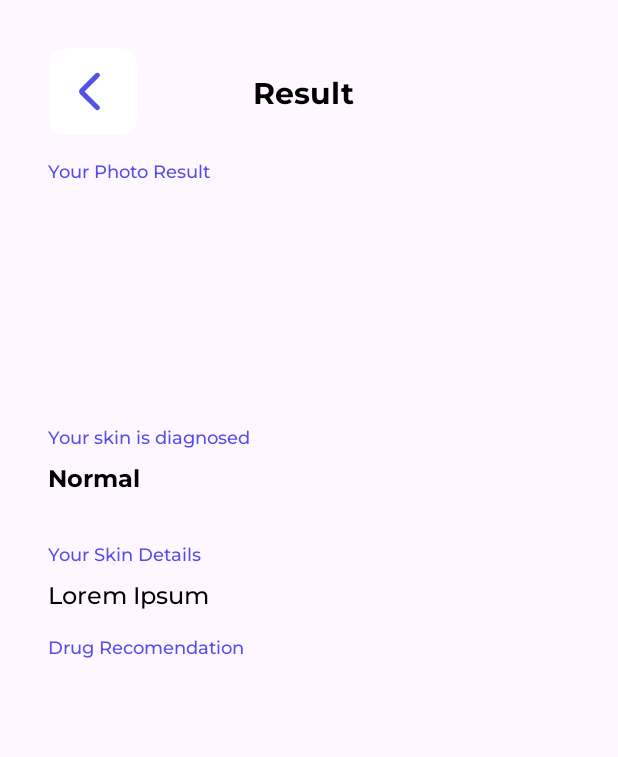
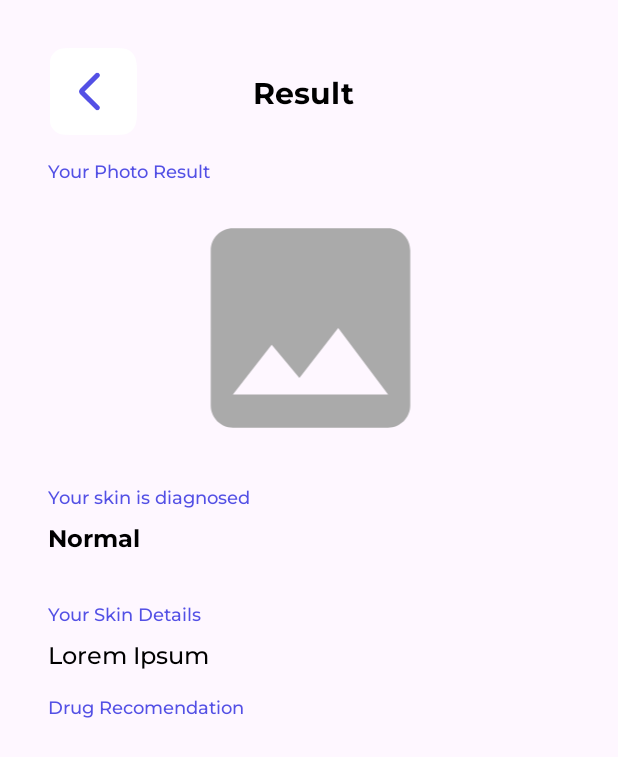
Before and after one commit to DermCare/Mobile-Development, an Android app: the ResultActivity screen opened directly, with no data from a screen before it, on a phone screen of 412 x 824 dp. Shown: the top 757 px of the screen. Run offline under Robolectric (Android 15) with nearby library versions, the phone set to English and light mode, and no system bars.

Commit message:
upgrade camera feature

```diff
--- a/app/src/main/java/aiw/mobile/view/result/ResultActivity.kt
+++ b/app/src/main/java/aiw/mobile/view/result/ResultActivity.kt
@@ -1,21 +1,33 @@
 package aiw.mobile.view.result
 
+import aiw.mobile.testonboardingpage.R
+import android.net.Uri
 import android.os.Bundle
-import androidx.activity.enableEdgeToEdge
 import androidx.appcompat.app.AppCompatActivity
-import androidx.core.view.ViewCompat
-import androidx.core.view.WindowInsetsCompat
-import aiw.mobile.testonboardingpage.R
+import aiw.mobile.testonboardingpage.databinding.ActivityResultBinding
+import aiw.mobile.view.dashboard.BottomActivity
+import aiw.mobile.view.dashboard.ui.dashboard.DashboardFragment
+import android.content.Intent
 
 class ResultActivity : AppCompatActivity() {
+
+    private lateinit var binding: ActivityResultBinding
+
     override fun onCreate(savedInstanceState: Bundle?) {
         super.onCreate(savedInstanceState)
-        enableEdgeToEdge()
-        setContentView(R.layout.activity_result)
-        ViewCompat.setOnApplyWindowInsetsListener(findViewById(R.id.main)) { v, insets ->
-            val systemBars = insets.getInsets(WindowInsetsCompat.Type.systemBars())
-            v.setPadding(systemBars.left, systemBars.top, systemBars.right, systemBars.bottom)
-            insets
+        binding = ActivityResultBinding.inflate(layoutInflater)
+        setContentView(binding.root)
+
+        val imageUri = intent.getStringExtra("IMAGE_URI")
+        if (imageUri != null) {
+            binding.ivResultCamera.setImageURI(Uri.parse(imageUri))
+        } else {
+            // Handle error if imageUri is null
+        }
+
+        binding.ivBack.setOnClickListener {
+            val intent = Intent(this, BottomActivity::class.java)
+            startActivity(intent)
         }
     }
 }
--- a/app/src/main/java/aiw/mobile/view/type_of_diseases/TypeOfDiseasesActivity.kt
+++ b/app/src/main/java/aiw/mobile/view/type_of_diseases/TypeOfDiseasesActivity.kt
@@ -25,7 +25,7 @@ class TypeOfDiseasesActivity : AppCompatActivity() {
             insets
         }
 
-        val backButton = binding.imageView13
+        val backButton = binding.ivBack
         backButton.setOnClickListener {
             val intent = Intent(this, CameraFragment::class.java)
             startActivity(intent)
--- /dev/null
+++ b/app/src/main/res/drawable/result_camera.xml
@@ -0,0 +1,5 @@
+<vector android:height="24dp" android:tint="@android:color/darker_gray"
+    android:viewportHeight="24" android:viewportWidth="24"
+    android:width="24dp" xmlns:android="http://schemas.android.com/apk/res/android">
+    <path android:fillColor="@android:color/darker_gray" android:pathData="M21,19V5c0,-1.1 -0.9,-2 -2,-2H5c-1.1,0 -2,0.9 -2,2v14c0,1.1 0.9,2 2,2h14c1.1,0 2,-0.9 2,-2zM8.5,13.5l2.5,3.01L14.5,12l4.5,6H5l3.5,-4.5z"/>
+</vector>
--- a/app/src/main/res/layout/activity_result.xml
+++ b/app/src/main/res/layout/activity_result.xml
@@ -8,7 +8,7 @@
     tools:context="aiw.mobile.view.result.ResultActivity">
 
     <TextView
-        android:id="@+id/textView7"
+        android:id="@+id/tvResult"
         android:layout_width="wrap_content"
         android:layout_height="wrap_content"
         android:layout_marginStart="76dp"
@@ -17,12 +17,12 @@
         android:text="Result"
         android:textColor="@color/black"
         android:textSize="20sp"
-        app:layout_constraintBottom_toBottomOf="@+id/imageView13"
-        app:layout_constraintStart_toEndOf="@+id/imageView13"
-        app:layout_constraintTop_toTopOf="@+id/imageView13" />
+        app:layout_constraintBottom_toBottomOf="@+id/ivBack"
+        app:layout_constraintStart_toEndOf="@+id/ivBack"
+        app:layout_constraintTop_toTopOf="@+id/ivBack" />
 
     <ImageView
-        android:id="@+id/imageView13"
+        android:id="@+id/ivBack"
         android:layout_width="60dp"
         android:layout_height="58dp"
         android:layout_marginStart="32dp"
@@ -31,19 +31,8 @@
         app:layout_constraintTop_toTopOf="parent"
         app:srcCompat="@drawable/back_button" />
 
-    <ImageView
-        android:id="@+id/imageView"
-        android:layout_width="346dp"
-        android:layout_height="137dp"
-        android:layout_marginTop="8dp"
-        app:layout_constraintEnd_toEndOf="parent"
-        app:layout_constraintHorizontal_bias="0.0"
-        app:layout_constraintStart_toStartOf="@+id/textView"
-        app:layout_constraintTop_toBottomOf="@+id/textView"
-        tools:src="@tools:sample/avatars" />
-
     <TextView
-        android:id="@+id/textView"
+        android:id="@+id/tvYourPhoteResult"
         android:layout_width="wrap_content"
         android:layout_height="wrap_content"
         android:layout_marginTop="16dp"
@@ -51,23 +40,23 @@
         android:fontFamily="@font/montserrat_medium"
         android:textSize="12sp"
         android:textColor="@color/white7"
-        app:layout_constraintStart_toStartOf="@+id/imageView13"
-        app:layout_constraintTop_toBottomOf="@+id/imageView13" />
+        app:layout_constraintStart_toStartOf="@+id/ivBack"
+        app:layout_constraintTop_toBottomOf="@+id/ivBack" />
 
     <TextView
-        android:id="@+id/textView2"
+        android:id="@+id/tvYourSkinIsDiagnose"
         android:layout_width="wrap_content"
         android:layout_height="wrap_content"
+        android:fontFamily="@font/montserrat_medium"
+        android:text="Your skin is diagnosed"
         android:layout_marginTop="16dp"
-        android:text="Your skin is diagnosed"
-        android:fontFamily="@font/montserrat_medium"
+        android:textColor="@color/white7"
         android:textSize="12sp"
-        android:textColor="@color/white7"
-        app:layout_constraintStart_toStartOf="@+id/imageView"
-        app:layout_constraintTop_toBottomOf="@+id/imageView" />
+        app:layout_constraintStart_toStartOf="@+id/ivResultCamera"
+        app:layout_constraintTop_toBottomOf="@+id/ivResultCamera" />
 
     <TextView
-        android:id="@+id/textView3"
+        android:id="@+id/tvResultDiagnose"
         android:layout_width="wrap_content"
         android:layout_height="wrap_content"
         android:layout_marginTop="8dp"
@@ -75,11 +64,11 @@
         android:fontFamily="@font/montserrat_bold"
         android:textSize="16sp"
         android:textColor="@color/black"
-        app:layout_constraintStart_toStartOf="@+id/textView2"
-        app:layout_constraintTop_toBottomOf="@+id/textView2" />
+        app:layout_constraintStart_toStartOf="@+id/tvYourSkinIsDiagnose"
+        app:layout_constraintTop_toBottomOf="@+id/tvYourSkinIsDiagnose" />
 
     <TextView
-        android:id="@+id/textView4"
+        android:id="@+id/tvYourSkinDetail"
         android:layout_width="wrap_content"
         android:layout_height="wrap_content"
         android:layout_marginTop="32dp"
@@ -87,11 +76,11 @@
         android:fontFamily="@font/montserrat_medium"
         android:textSize="12sp"
         android:textColor="@color/white7"
-        app:layout_constraintStart_toStartOf="@+id/textView3"
-        app:layout_constraintTop_toBottomOf="@+id/textView3" />
+        app:layout_constraintStart_toStartOf="@+id/tvResultDiagnose"
+        app:layout_constraintTop_toBottomOf="@+id/tvResultDiagnose" />
 
     <TextView
-        android:id="@+id/textView5"
+        android:id="@+id/tvResultDetail"
         android:layout_width="wrap_content"
         android:layout_height="wrap_content"
         android:layout_marginTop="8dp"
@@ -99,11 +88,11 @@
         android:fontFamily="@font/montserrat_medium"
         android:textSize="16sp"
         android:textColor="@color/black"
-        app:layout_constraintStart_toStartOf="@+id/textView4"
-        app:layout_constraintTop_toBottomOf="@+id/textView4" />
+        app:layout_constraintStart_toStartOf="@+id/tvYourSkinDetail"
+        app:layout_constraintTop_toBottomOf="@+id/tvYourSkinDetail" />
 
     <TextView
-        android:id="@+id/textView6"
+        android:id="@+id/tvDrugRecomendation"
         android:layout_width="wrap_content"
         android:layout_height="wrap_content"
         android:layout_marginTop="16dp"
@@ -111,14 +100,24 @@
         android:fontFamily="@font/montserrat_medium"
         android:textSize="12sp"
         android:textColor="@color/white7"
-        app:layout_constraintStart_toStartOf="@+id/textView5"
-        app:layout_constraintTop_toBottomOf="@+id/textView5" />
+        app:layout_constraintStart_toStartOf="@+id/tvResultDetail"
+        app:layout_constraintTop_toBottomOf="@+id/tvResultDetail" />
 
     <androidx.recyclerview.widget.RecyclerView
+        android:id="@+id/rvDrugRecomendation"
         android:layout_width="358dp"
         android:layout_height="269dp"
         android:layout_marginTop="16dp"
-        app:layout_constraintStart_toStartOf="@+id/textView6"
-        app:layout_constraintTop_toBottomOf="@+id/textView6" />
+        app:layout_constraintStart_toStartOf="@+id/tvDrugRecomendation"
+        app:layout_constraintTop_toBottomOf="@+id/tvDrugRecomendation" />
+
+    <ImageView
+        android:id="@+id/ivResultCamera"
+        android:layout_width="350dp"
+        android:layout_height="177dp"
+        android:layout_marginTop="8dp"
+        app:layout_constraintStart_toStartOf="@+id/tvYourPhoteResult"
+        app:layout_constraintTop_toBottomOf="@+id/tvYourPhoteResult"
+        app:srcCompat="@drawable/result_camera" />
 
 </androidx.constraintlayout.widget.ConstraintLayout>
--- a/app/src/main/res/layout/fragment_login.xml
+++ b/app/src/main/res/layout/fragment_login.xml
@@ -72,7 +72,6 @@
         android:layout_marginTop="8dp"
         app:layout_constraintStart_toStartOf="parent"
         app:layout_constraintTop_toBottomOf="@+id/tvForgetPassword">
-
     </aiw.mobile.view.custom_view.CustomViewLoginButton>
 
     <TextView
```
Also changed, not shown: app/src/main/java/aiw/mobile/view/dashboard/ui/camera/CameraFragment.kt (+44 -16 lines), app/src/main/res/drawable/bg_scroll.xml (added, +11 -0 lines), app/src/main/res/layout/activity_detail_diases.xml (+6 -6 lines), app/src/main/res/layout/activity_type_of_diseases.xml (+6 -6 lines), app/src/main/res/layout/fragment_dashboard.xml (+33 -2 lines), app/src/main/res/layout/fragment_profile.xml (+15 -24 lines).
